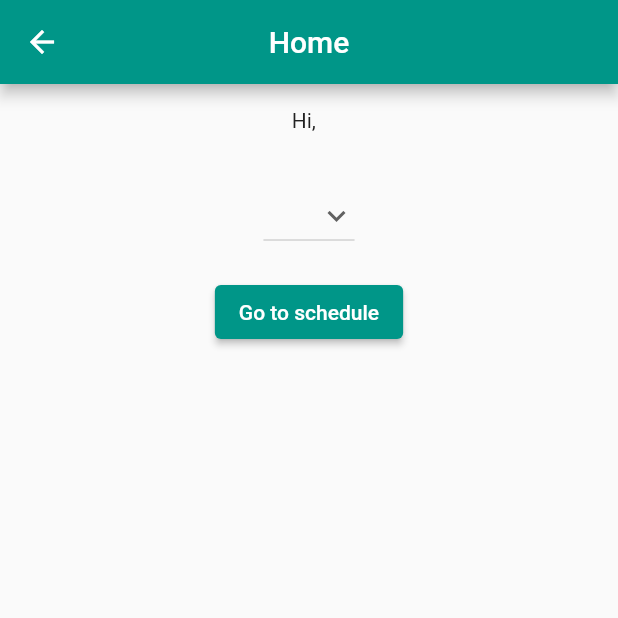
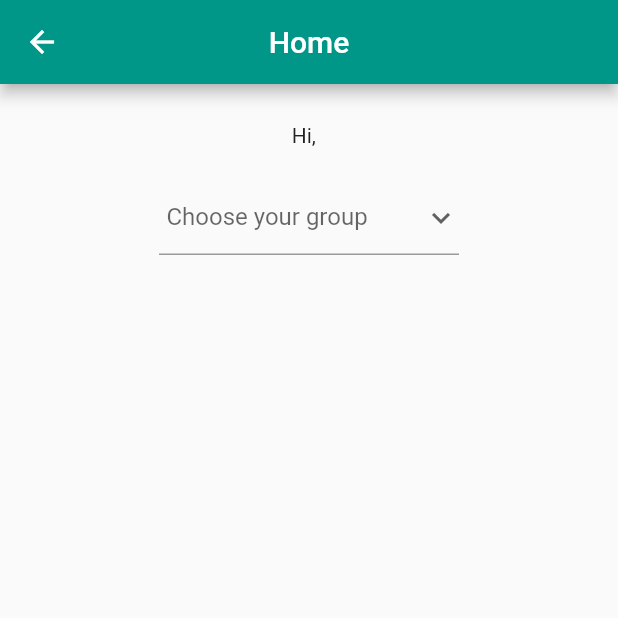
Before and after one commit to volodya0/flutter-lab, a Flutter app: the screen it shows after launch, after a tap on "Continue", on a phone screen of 412 x 824 dp, the top half of it. Run offline on Flutter 3.47's test engine with Material 2 defaults, Android fonts, the phone set to English and light mode, and no system bars.

Commit message:
Layout improvements, back button added to schedule page

```diff
--- a/lib/auth.dart
+++ b/lib/auth.dart
@@ -21,6 +21,11 @@ class _AuthPageState extends State<AuthPage> {
         body: Center(
           child: Column(
             children: [
+              Padding(
+                  padding: const EdgeInsets.all(20),
+                  child: SizedBox(
+                    width: 400,
+                    child: Column(children: [
                       TextFormField(
                         onChanged: (value) {
                           firstName = value;
@@ -41,6 +46,8 @@ class _AuthPageState extends State<AuthPage> {
                           labelText: 'Last name *',
                         ),
                       ),
+                    ]),
+                  )),
               ElevatedButton(
                   onPressed: () {
                     Navigator.pushNamed(context, '/home', arguments: {
--- a/lib/home.dart
+++ b/lib/home.dart
@@ -1,3 +1,5 @@
+import 'dart:ui';
+
 import 'package:flutter/material.dart';
 
 import 'data.dart';
@@ -38,13 +40,20 @@ class _HomePageState extends State<HomePage> {
         body: Center(
             child: Column(children: [
           Padding(
-            padding: EdgeInsets.all(16.0),
-            child: Text('Hi, ${firstName} ${lastName}'),
+            padding: const EdgeInsets.fromLTRB(0, 26, 0, 6),
+            child: Text('Hi, $firstName $lastName'),
           ),
           Padding(
-            padding: EdgeInsets.all(16.0),
-            child: DropdownButton<String>(
+              padding: const EdgeInsets.all(16),
+              child: SizedBox(
+                width: 200,
+                child: DropdownButtonFormField<String>(
                   value: selectedGroup,
+                  style:
+                      const TextStyle(fontSize: 14, color: Color(0xff000000)),
+                  decoration: const InputDecoration(
+                      labelText: 'Choose your group',
+                      contentPadding: EdgeInsets.all(5)),
                   icon: const Icon(Icons.keyboard_arrow_down),
                   items: groups
                       .map((group) => DropdownMenuItem(
@@ -58,13 +67,16 @@ class _HomePageState extends State<HomePage> {
                     });
                   },
                 ),
-          ),
-          ElevatedButton(
+              )),
+          selectedGroup == null
+              ? const SizedBox.shrink()
+              : ElevatedButton(
                   onPressed: () {
                     Navigator.pushNamed(context, '/schedule',
                         arguments: {'selectedGroup': selectedGroup});
                   },
-              child: const Text('Go to schedule'))
+                  child: const Text('Go to schedule'),
+                )
         ])));
   }
 }
```
Also changed, not shown: lib/schedule.dart (+18 -9 lines). Lines whose indentation alone changed are shown as unchanged.
